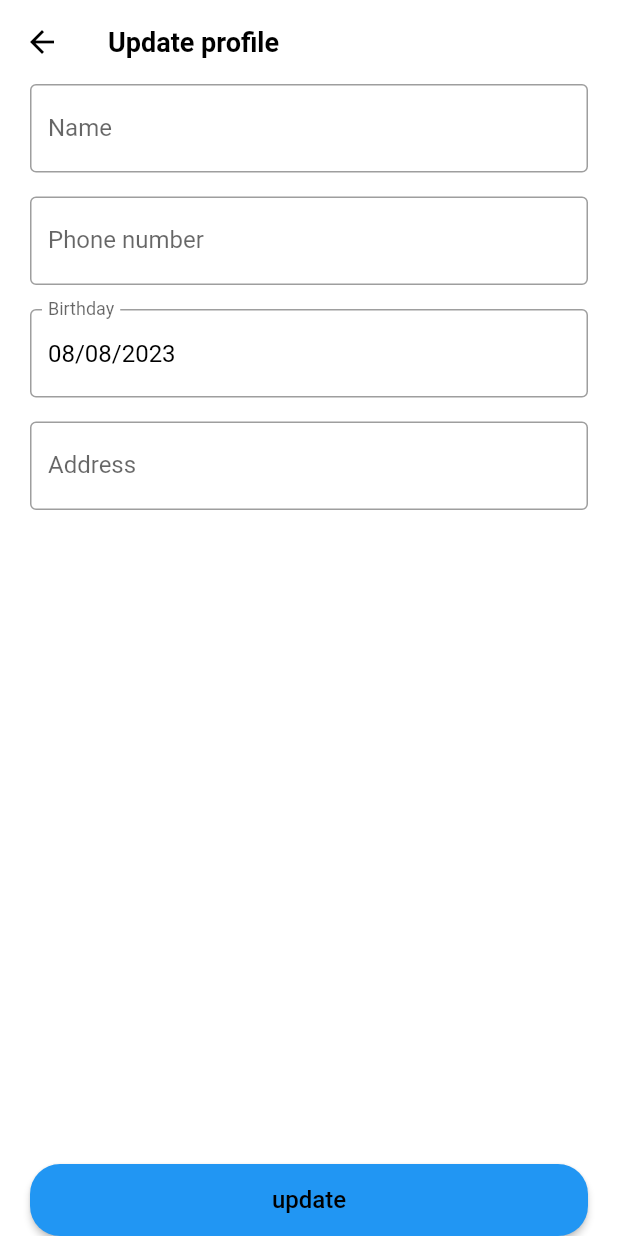
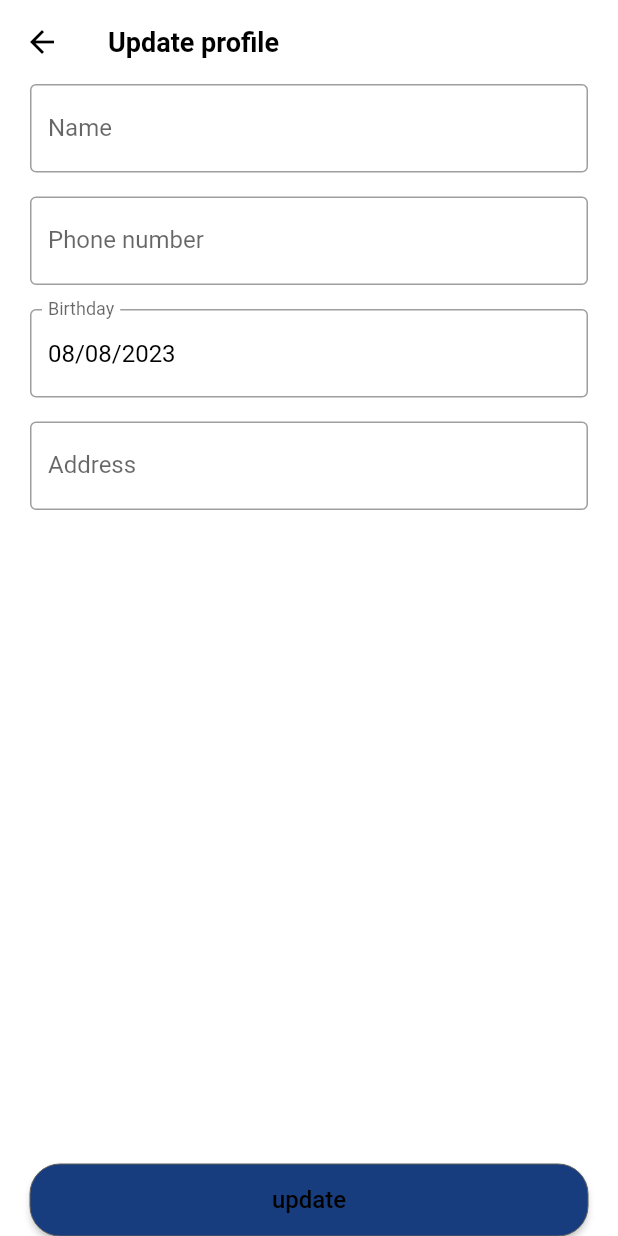
Before and after one commit to newwavesolutions/flutter-base, a Flutter app: the UpdateProfileChildPage screen opened directly, on a phone screen of 412 x 824 dp. Run offline on Flutter 3.47's test engine with Material 2 defaults, Android fonts, the phone set to English and light mode, and no system bars; our stand-ins replace another_flushbar, cached_network_image, dio, equatable, flutter_bloc, flutter_secure_storage and 9 more; accounts and stored records are empty; generated files the repository leaves out were written again; network calls fail; Roboto replaces fonts that are missing (app.dart).

Commit message:
feat: clean app button syntax (#43)

```diff
--- a/lib/common/app_colors.dart
+++ b/lib/common/app_colors.dart
@@ -34,7 +34,8 @@ class AppColors {
 
   ///Button
   static const Color buttonBGWhite = Color(0xFFcdd0d5);
-  static const Color buttonBGTint = primary;
+  static const Color buttonBGPrimary = primary;
+  static const Color buttonBGDisabled = Color(0xFF919191);
   static const Color buttonBorder = secondary;
 
   /// Tabs
--- a/lib/ui/pages/auth/sign_in/sign_in_page.dart
+++ b/lib/ui/pages/auth/sign_in/sign_in_page.dart
@@ -7,7 +7,7 @@ import 'package:flutter_base/models/enums/load_status.dart';
 import 'package:flutter_base/repositories/auth_repository.dart';
 import 'package:flutter_base/repositories/user_repository.dart';
 import 'package:flutter_base/ui/pages/auth/sign_in/sign_in_navigator.dart';
-import 'package:flutter_base/ui/widgets/buttons/app_tint_button.dart';
+import 'package:flutter_base/ui/widgets/buttons/app_button.dart';
 import 'package:flutter_base/ui/widgets/textfields/app_email_text_field.dart';
 import 'package:flutter_base/ui/widgets/textfields/app_password_text_field.dart';
 import 'package:flutter_bloc/flutter_bloc.dart';
@@ -136,9 +136,10 @@ class _SignInChildPageState extends State<SignInChildPage> {
       builder: (context, state) {
         return Container(
           padding: const EdgeInsets.symmetric(horizontal: 20),
-          child: AppTintButton(
+          child: AppButton(
             title: S.of(context).button_signIn,
             onPressed: _signIn,
+            isEnable: true,
             isLoading: state.signInStatus == LoadStatus.loading,
           ),
         );
--- a/lib/ui/widgets/buttons/app_button.dart
+++ b/lib/ui/widgets/buttons/app_button.dart
@@ -1,62 +1,69 @@
 import 'package:flutter/material.dart';
+import 'package:flutter_base/common/app_colors.dart';
 import 'package:flutter_base/common/app_dimens.dart';
+import 'package:flutter_base/common/app_text_styles.dart';
 
 import '../app_circular_progress_indicator.dart';
 
 class AppButton extends StatelessWidget {
-  final String? title;
+  //Attributes
+  final String title;
+  final double width;
+  final double height;
+  final double borderWidth;
+  final double cornerRadius;
+  final Color borderColor;
+  final Color backgroundColor;
+  final Color disableBackgroundColor;
+  final TextStyle textStyle;
+
+  //Child widgets
   final Widget? leadingIcon;
   final Widget? trailingIcon;
 
+  //Status
+  final bool isEnable;
   final bool isLoading;
 
-  final double? height;
-  final double? width;
-  final double? borderWidth;
-  final double? cornerRadius;
-
-  final Color? backgroundColor;
-  final Color? borderColor;
-
-  final TextStyle? textStyle;
-
+  //Action & callback
   final VoidCallback? onPressed;
 
   const AppButton({
     Key? key,
-    this.title,
+    this.title = "",
+    this.width = double.infinity,
+    this.height = AppDimens.buttonHeight,
+    this.borderWidth = 0,
+    this.cornerRadius = AppDimens.buttonCornerRadius,
+    this.borderColor = AppColors.border,
+    this.backgroundColor = AppColors.buttonBGPrimary,
+    this.disableBackgroundColor = AppColors.buttonBGDisabled,
+    this.textStyle = AppTextStyle.white,
     this.leadingIcon,
     this.trailingIcon,
+    this.isEnable = true,
     this.isLoading = false,
-    this.height,
-    this.width,
-    this.borderWidth,
-    this.cornerRadius,
-    this.backgroundColor,
-    this.borderColor,
-    this.textStyle,
     this.onPressed,
   }) : super(key: key);
 
   @override
   Widget build(BuildContext context) {
     return SizedBox(
-      height: height ?? AppDimens.buttonHeight,
-      width: width ?? double.infinity,
+      height: height,
+      width: width,
       child: ElevatedButton(
         style: ElevatedButton.styleFrom(
           shape: RoundedRectangleBorder(
-            borderRadius: BorderRadius.circular(
-                cornerRadius ?? AppDimens.buttonCornerRadius),
+            borderRadius: BorderRadius.circular(cornerRadius),
           ),
-          backgroundColor: backgroundColor,
+          backgroundColor: isEnable ? backgroundColor : disableBackgroundColor,
           side: BorderSide(
-            color: borderColor ?? Colors.transparent,
-            width: borderWidth ?? 0,
+            color: borderColor,
+            width: borderWidth,
           ),
           padding: const EdgeInsets.all(0),
         ),
-        onPressed: onPressed,
+        onPressed: isEnable ? onPressed : null,
         child: _buildChildWidget(),
       ),
     );
@@ -70,16 +77,7 @@ class AppButton extends StatelessWidget {
         mainAxisAlignment: MainAxisAlignment.center,
         children: [
           leadingIcon ?? Container(),
-          title != null
-              ? Text(
-                  title!,
-                  style: textStyle ??
-                      const TextStyle(
-                          fontSize: 16,
-                          fontWeight: FontWeight.w800,
-                          color: Colors.red),
-                )
-              : Container(),
+          title.isNotEmpty ? Text(title, style: textStyle) : Container(),
           trailingIcon ?? Container(),
         ],
       );
```
Also changed, not shown: lib/ui/widgets/buttons/app_icon_button.dart (deleted, +0 -25 lines), lib/ui/widgets/buttons/app_tint_button.dart (deleted, +0 -24 lines), lib/ui/widgets/buttons/app_white_button.dart (deleted, +0 -24 lines), 1 other file.
